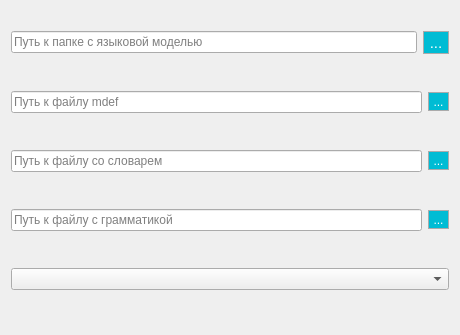
Above: recognizersettingsdialog.ui from MrTrojan52/MERAGui before the change. Below: the same form after it.
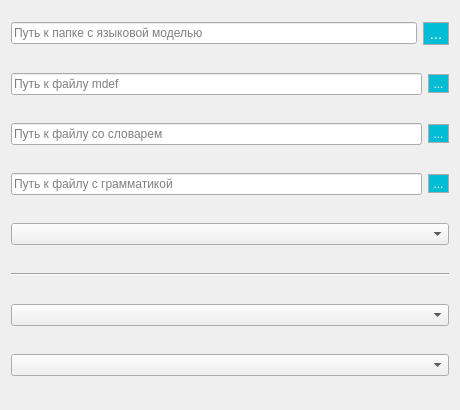
That is the form after the change.

Commit message: Added the ability to select TTS engine and voice

```diff
--- a/recognizersettingsdialog.ui
+++ b/recognizersettingsdialog.ui
@@ -7,7 +7,7 @@
     <x>0</x>
     <y>0</y>
     <width>460</width>
-    <height>335</height>
+    <height>410</height>
    </rect>
   </property>
   <property name="sizePolicy">
@@ -19,13 +19,13 @@
   <property name="minimumSize">
    <size>
     <width>460</width>
-    <height>335</height>
+    <height>410</height>
    </size>
   </property>
   <property name="maximumSize">
    <size>
     <width>460</width>
-    <height>335</height>
+    <height>410</height>
    </size>
   </property>
   <property name="windowTitle">
@@ -190,6 +190,19 @@
      </item>
     </layout>
    </item>
+   <item>
+    <widget class="Line" name="line">
+     <property name="orientation">
+      <enum>Qt::Horizontal</enum>
+     </property>
+    </widget>
+   </item>
+   <item>
+    <widget class="QComboBox" name="cmbEngine"/>
+   </item>
+   <item>
+    <widget class="QComboBox" name="cmbVoice"/>
+   </item>
   </layout>
  </widget>
  <resources/>
```
The commit also changes 12 other files.
